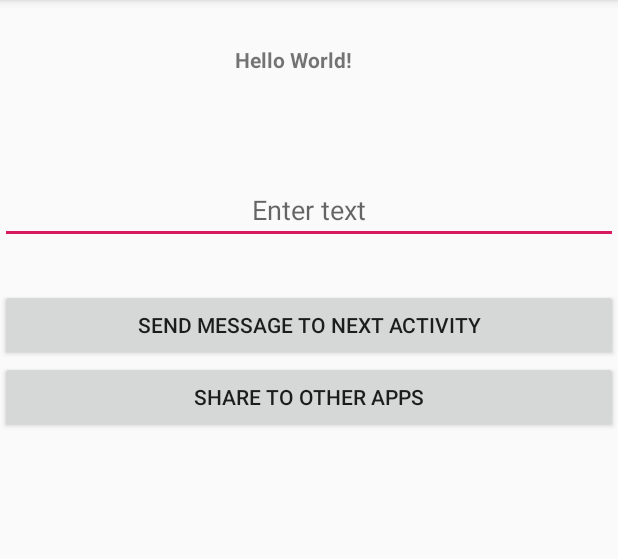
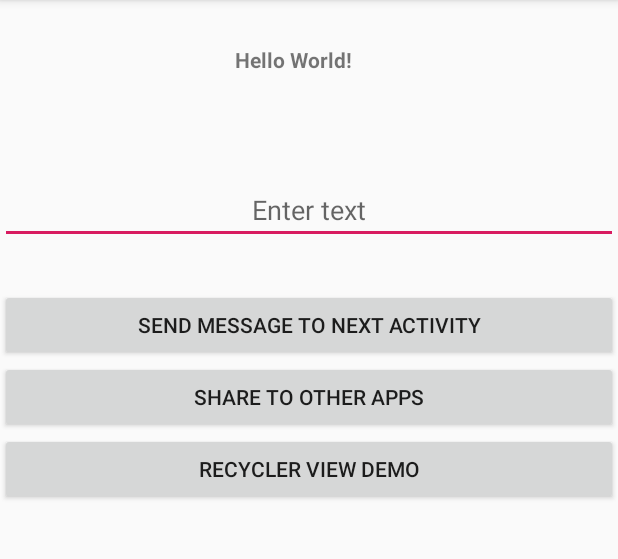
Before and after one commit to henry6666/MsgShareApp, an Android app: the screen it shows after launch (MainActivity), on a phone screen of 412 x 824 dp, the part 84-643 px from its top. Run offline under Robolectric (Android 15) with nearby library versions, the phone set to English and light mode, and no system bars.

Commit message:
RecyclerView and CardView using Kotlin

```diff
--- a/app/src/main/AndroidManifest.xml
+++ b/app/src/main/AndroidManifest.xml
@@ -17,6 +17,7 @@
             </intent-filter>
         </activity>
         <activity android:name=".SecondActivity"/>
+        <activity android:name=".HobbiesActivity"/>
 
 
     </application>
--- a/app/src/main/java/com/henry/msgshareapp/MainActivity.kt
+++ b/app/src/main/java/com/henry/msgshareapp/MainActivity.kt
@@ -34,6 +34,14 @@ class MainActivity : AppCompatActivity() {
             intent.type = "text/plain"
             startActivity(Intent.createChooser(intent, "Share to: "))
         }
+
+        btnRecyclerViewDemo.setOnClickListener {
+            val intent = Intent(this, HobbiesActivity::class.java)
+            startActivity(intent)
+
+
+        }
+
     }
 
 
--- /dev/null
+++ b/app/src/main/res/layout/activity_hobbies.xml
@@ -0,0 +1,6 @@
+<?xml version="1.0" encoding="utf-8"?>
+<android.support.constraint.ConstraintLayout xmlns:android="http://schemas.android.com/apk/res/android"
+                                             android:layout_width="match_parent"
+                                             android:layout_height="match_parent">
+
+</android.support.constraint.ConstraintLayout>
--- a/app/src/main/res/layout/activity_main.xml
+++ b/app/src/main/res/layout/activity_main.xml
@@ -51,5 +51,9 @@
             android:layout_width="match_parent"
             android:layout_height="wrap_content"
             android:id="@+id/btnShareToOtherApps"/>
+    <Button
+            android:text="Recycler View Demo"
+            android:layout_width="match_parent"
+            android:layout_height="wrap_content" android:id="@+id/btnRecyclerViewDemo"/>
 
 </LinearLayout>
```
Also changed, not shown: app/src/main/java/com/henry/msgshareapp/HobbiesActivity.kt (added, +14 -0 lines).
